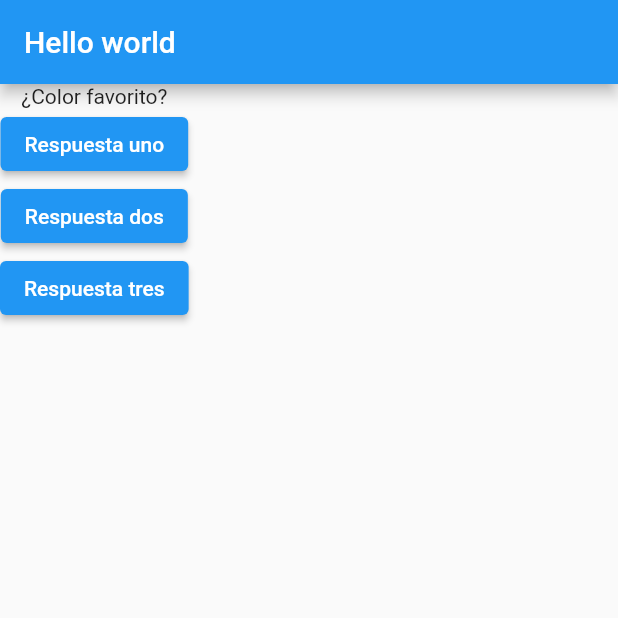
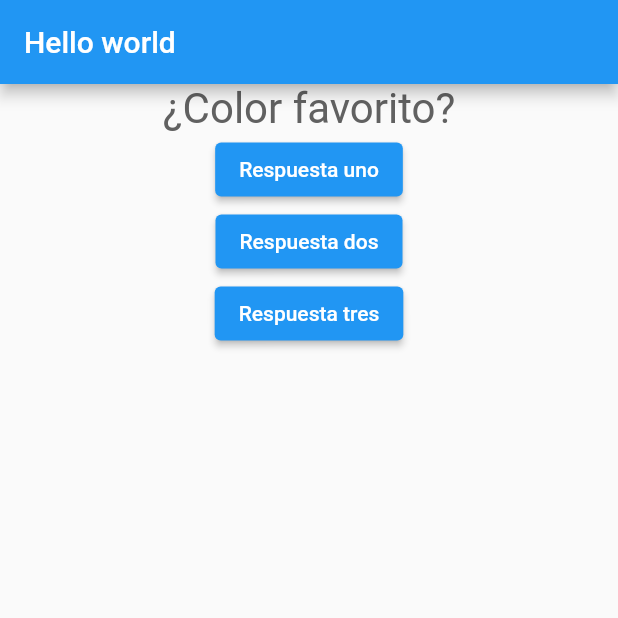
Before and after one commit to rodriguezzdavid/bootCampFlutter, a Flutter app: the screen it shows after launch, on a phone screen of 412 x 824 dp, the top half of it. Run offline on Flutter 3.47's test engine with Material 2 defaults, Android fonts, the phone set to English and light mode, and no system bars.

Commit message:
Add TextStyle

```diff
--- a/01day/diaunoquizz/lib/my_home_page.dart
+++ b/01day/diaunoquizz/lib/my_home_page.dart
@@ -34,7 +34,11 @@ class _MyHomePageState extends State<MyHomePage> {
       appBar: AppBar(
         title: const Text("Hello world"),
       ),
-      body: Column(
+      body: Container(
+        // color: Colors.red,
+        child: Column(
+          // mainAxisAlignment: MainAxisAlignment.start,
+          crossAxisAlignment: CrossAxisAlignment.center,
           children: [
             // Text(questions[questionIdex]),
             QuestionWidget(questions[questionIdex]),
@@ -52,6 +56,7 @@ class _MyHomePageState extends State<MyHomePage> {
             ),
           ],
         ),
+      ),
     );
   }
 }
--- a/01day/diaunoquizz/lib/question_widget.dart
+++ b/01day/diaunoquizz/lib/question_widget.dart
@@ -7,6 +7,17 @@ class QuestionWidget extends StatelessWidget {
 
   @override
   Widget build(BuildContext context) {
-    return Text(questionTitle);
+    return Container(
+      // // color: Colors.purple,
+      width: double.infinity,
+      child: Text(
+        questionTitle,
+        style: TextStyle(
+          fontSize: 28,
+          color: Colors.grey[700],
+        ),
+        textAlign: TextAlign.center,
+      ),
+    );
   }
 }
```
Lines whose indentation alone changed are shown as unchanged.
